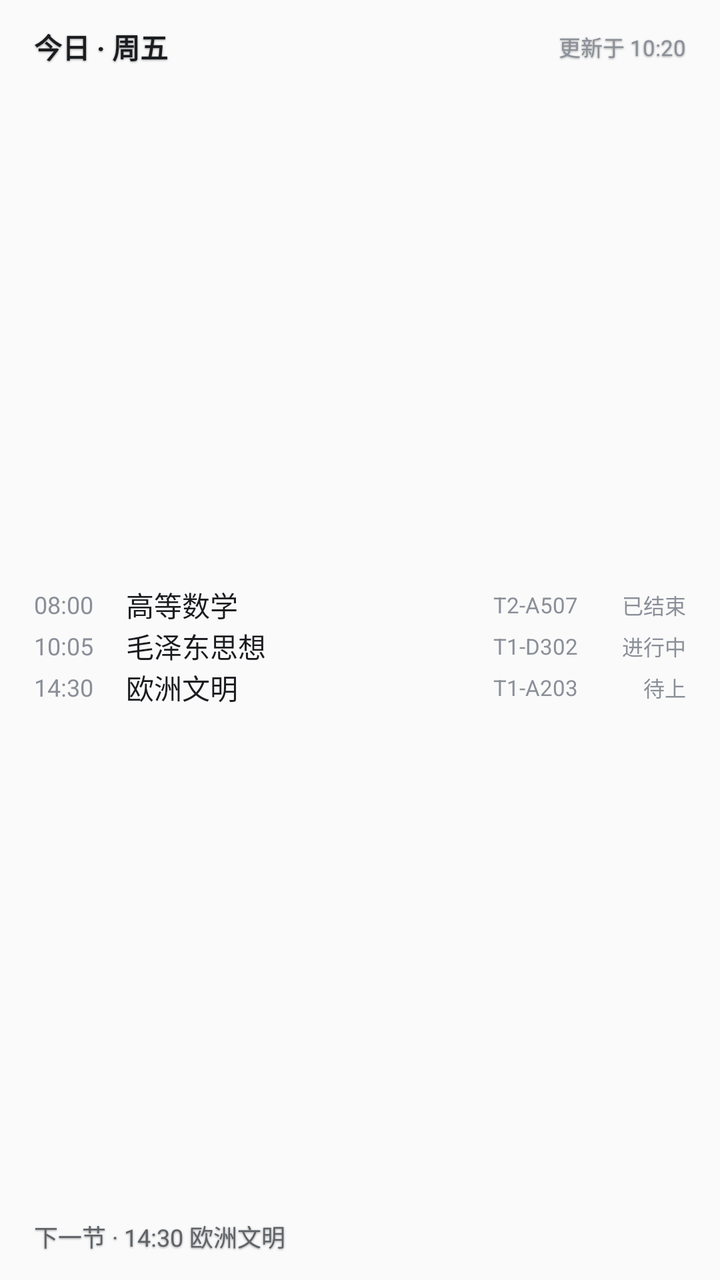
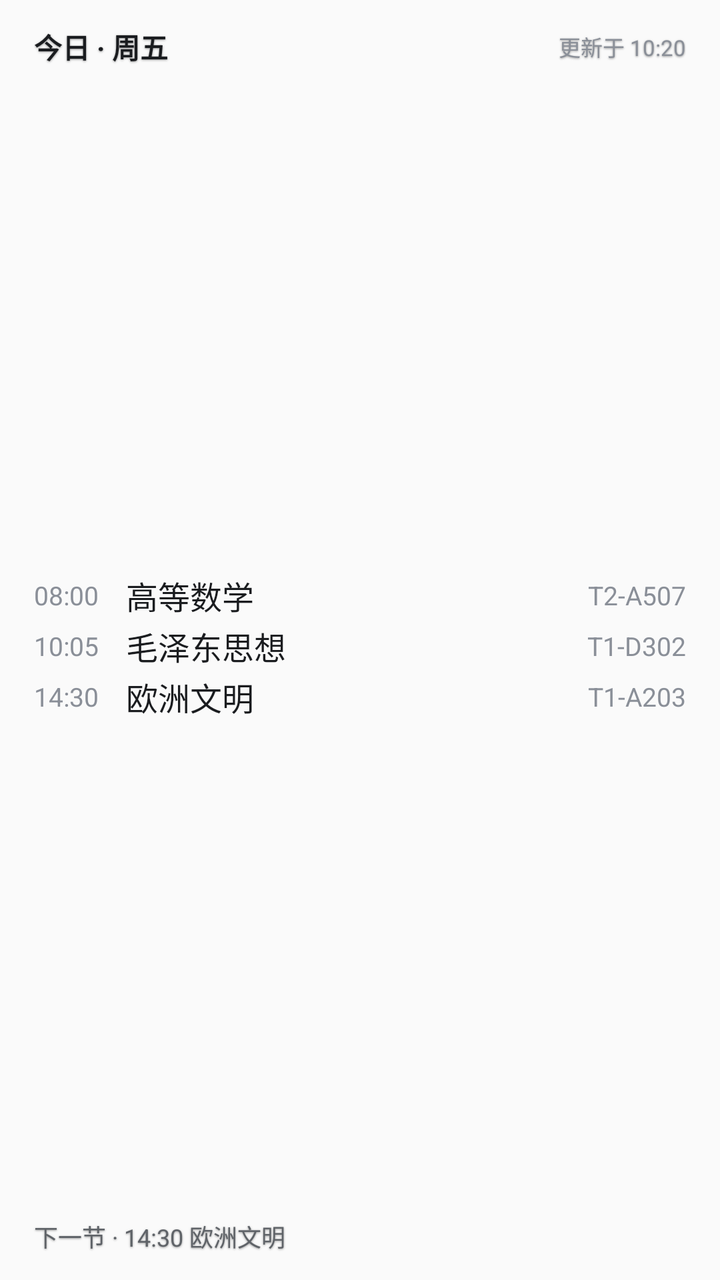

An Android layout rendered at two revisions. The XML below is the earlier revision; the diff shows what the commit changed to produce the second picture.
<!-- AndroidManifest.xml: application theme AppTheme -->
<!-- res/layout/widget_today_preview.xml -->
<?xml version="1.0" encoding="utf-8"?>
<LinearLayout xmlns:android="http://schemas.android.com/apk/res/android"
    android:layout_width="match_parent"
    android:layout_height="match_parent"
    android:orientation="vertical"
    android:padding="10dp">

    <LinearLayout
        android:layout_width="match_parent"
        android:layout_height="wrap_content"
        android:orientation="horizontal"
        android:gravity="center_vertical"
        android:paddingStart="7dp"
        android:paddingTop="3dp"
        android:paddingEnd="7dp"
        android:paddingBottom="3dp">

        <TextView
            android:shadowColor="#66000000"
            android:shadowDx="0"
            android:shadowDy="1"
            android:shadowRadius="2"
            android:layout_width="0dp"
            android:layout_height="wrap_content"
            android:layout_weight="1"
            android:maxLines="1"
            android:text="今日 · 周五"
            android:textColor="#1A1C1F"
            android:textSize="14sp"
            android:textStyle="bold" />

        <TextView
            android:shadowColor="#66000000"
            android:shadowDx="0"
            android:shadowDy="1"
            android:shadowRadius="2"
            android:layout_width="wrap_content"
            android:layout_height="wrap_content"
            android:maxLines="1"
            android:text="更新于 10:20"
            android:textColor="#8A8F98"
            android:textSize="11sp" />
    </LinearLayout>

    <LinearLayout
        android:layout_width="match_parent"
        android:layout_height="0dp"
        android:layout_weight="1"
        android:layout_marginTop="3dp"
        android:gravity="center_vertical"
        android:orientation="vertical"
        android:paddingStart="7dp"
        android:paddingEnd="7dp">

        <LinearLayout
            android:layout_width="match_parent"
            android:layout_height="wrap_content"
            android:orientation="horizontal"
            android:gravity="center_vertical">

            <TextView
                android:layout_width="46dp"
                android:layout_height="wrap_content"
                android:maxLines="1"
                android:text="08:00"
                android:textColor="#8A8F98"
                android:textSize="12sp" />

            <TextView
                android:layout_width="0dp"
                android:layout_height="wrap_content"
                android:layout_weight="1"
                android:ellipsize="end"
                android:maxLines="1"
                android:text="高等数学"
                android:textColor="#1A1C1F"
                android:textSize="14sp" />

            <TextView
                android:layout_width="wrap_content"
                android:layout_height="wrap_content"
                android:layout_marginStart="4dp"
                android:layout_marginEnd="6dp"
                android:maxLines="1"
                android:text="T2-A507"
                android:textColor="#8A8F98"
                android:textSize="11sp" />

            <TextView
                android:layout_width="48dp"
                android:layout_height="wrap_content"
                android:gravity="end"
                android:maxLines="1"
                android:text="已结束"
                android:textColor="#8A8F98"
                android:textSize="10.5sp" />
        </LinearLayout>

        <LinearLayout
            android:layout_width="match_parent"
            android:layout_height="wrap_content"
            android:orientation="horizontal"
            android:gravity="center_vertical">

            <TextView
                android:layout_width="46dp"
                android:layout_height="wrap_content"
                android:maxLines="1"
                android:text="10:05"
                android:textColor="#8A8F98"
                android:textSize="12sp" />

            <TextView
                android:layout_width="0dp"
                android:layout_height="wrap_content"
                android:layout_weight="1"
                android:ellipsize="end"
                android:maxLines="1"
                android:text="毛泽东思想"
                android:textColor="#1A1C1F"
                android:textSize="14sp" />

            <TextView
                android:layout_width="wrap_content"
                android:layout_height="wrap_content"
                android:layout_marginStart="4dp"
                android:layout_marginEnd="6dp"
                android:maxLines="1"
                android:text="T1-D302"
                android:textColor="#8A8F98"
                android:textSize="11sp" />

            <TextView
                android:layout_width="48dp"
                android:layout_height="wrap_content"
                android:gravity="end"
                android:maxLines="1"
                android:text="进行中"
                android:textColor="#8A8F98"
                android:textSize="10.5sp" />
        </LinearLayout>

        <LinearLayout
            android:layout_width="match_parent"
            android:layout_height="wrap_content"
            android:orientation="horizontal"
            android:gravity="center_vertical">

            <TextView
                android:layout_width="46dp"
                android:layout_height="wrap_content"
                android:maxLines="1"
                android:text="14:30"
                android:textColor="#8A8F98"
                android:textSize="12sp" />

            <TextView
                android:layout_width="0dp"
                android:layout_height="wrap_content"
                android:layout_weight="1"
                android:ellipsize="end"
                android:maxLines="1"
                android:text="欧洲文明"
                android:textColor="#1A1C1F"
                android:textSize="14sp" />

            <TextView
                android:layout_width="wrap_content"
                android:layout_height="wrap_content"
                android:layout_marginStart="4dp"
                android:layout_marginEnd="6dp"
                android:maxLines="1"
                android:text="T1-A203"
                android:textColor="#8A8F98"
                android:textSize="11sp" />

            <TextView
                android:layout_width="48dp"
                android:layout_height="wrap_content"
                android:gravity="end"
                android:maxLines="1"
                android:text="待上"
                android:textColor="#8A8F98"
                android:textSize="10.5sp" />
        </LinearLayout>
    </LinearLayout>

    <TextView
        android:shadowColor="#66000000"
        android:shadowDx="0"
        android:shadowDy="1"
        android:shadowRadius="2"
        android:layout_width="match_parent"
        android:layout_height="wrap_content"
        android:ellipsize="end"
        android:maxLines="1"
        android:paddingStart="7dp"
        android:paddingTop="3dp"
        android:paddingEnd="7dp"
        android:paddingBottom="3dp"
        android:text="下一节 · 14:30 欧洲文明"
        android:textColor="#5F6368"
        android:textSize="12sp" />
</LinearLayout>
<!-- resources referenced by this layout -->
<resources>
  <style name="AppTheme" parent="Theme.AppCompat.Light.DarkActionBar">
          
          <item name="colorPrimary">@color/colorPrimary</item>
          <item name="colorPrimaryDark">@color/colorPrimaryDark</item>
          <item name="colorAccent">@color/colorAccent</item>
      </style>
</resources>

<!-- the commit's change to res/layout/widget_today_preview.xml (unified diff, before → after) -->
@@ -64,7 +64,7 @@
                 android:maxLines="1"
                 android:text="08:00"
                 android:textColor="#8A8F98"
-                android:textSize="12sp" />
+                android:textSize="13sp" />
 
             <TextView
                 android:layout_width="0dp"
@@ -74,31 +74,24 @@
                 android:maxLines="1"
                 android:text="高等数学"
                 android:textColor="#1A1C1F"
-                android:textSize="14sp" />
+                android:textSize="16sp" />
 
             <TextView
                 android:layout_width="wrap_content"
                 android:layout_height="wrap_content"
-                android:layout_marginStart="4dp"
-                android:layout_marginEnd="6dp"
+                android:layout_marginStart="6dp"
+                android:ellipsize="end"
                 android:maxLines="1"
+                android:maxWidth="100dp"
                 android:text="T2-A507"
                 android:textColor="#8A8F98"
-                android:textSize="11sp" />
-
-            <TextView
-                android:layout_width="48dp"
-                android:layout_height="wrap_content"
-                android:gravity="end"
-                android:maxLines="1"
-                android:text="已结束"
-                android:textColor="#8A8F98"
-                android:textSize="10.5sp" />
+                android:textSize="13sp" />
         </LinearLayout>
 
         <LinearLayout
             android:layout_width="match_parent"
             android:layout_height="wrap_content"
+            android:layout_marginTop="2dp"
             android:orientation="horizontal"
             android:gravity="center_vertical">
 
@@ -108,7 +101,7 @@
                 android:maxLines="1"
                 android:text="10:05"
                 android:textColor="#8A8F98"
-                android:textSize="12sp" />
+                android:textSize="13sp" />
 
             <TextView
                 android:layout_width="0dp"
@@ -118,31 +111,24 @@
                 android:maxLines="1"
                 android:text="毛泽东思想"
                 android:textColor="#1A1C1F"
-                android:textSize="14sp" />
+                android:textSize="16sp" />
 
             <TextView
                 android:layout_width="wrap_content"
                 android:layout_height="wrap_content"
-                android:layout_marginStart="4dp"
-                android:layout_marginEnd="6dp"
+                android:layout_marginStart="6dp"
+                android:ellipsize="end"
                 android:maxLines="1"
+                android:maxWidth="100dp"
                 android:text="T1-D302"
                 android:textColor="#8A8F98"
-                android:textSize="11sp" />
-
-            <TextView
-                android:layout_width="48dp"
-                android:layout_height="wrap_content"
-                android:gravity="end"
-                android:maxLines="1"
-                android:text="进行中"
-                android:textColor="#8A8F98"
-                android:textSize="10.5sp" />
+                android:textSize="13sp" />
         </LinearLayout>
 
         <LinearLayout
             android:layout_width="match_parent"
             android:layout_height="wrap_content"
+            android:layout_marginTop="2dp"
             android:orientation="horizontal"
             android:gravity="center_vertical">
 
@@ -152,7 +138,7 @@
                 android:maxLines="1"
                 android:text="14:30"
                 android:textColor="#8A8F98"
-                android:textSize="12sp" />
+                android:textSize="13sp" />
 
             <TextView
                 android:layout_width="0dp"
@@ -162,26 +148,18 @@
                 android:maxLines="1"
                 android:text="欧洲文明"
                 android:textColor="#1A1C1F"
-                android:textSize="14sp" />
+                android:textSize="16sp" />
 
             <TextView
                 android:layout_width="wrap_content"
                 android:layout_height="wrap_content"
-                android:layout_marginStart="4dp"
-                android:layout_marginEnd="6dp"
+                android:layout_marginStart="6dp"
+                android:ellipsize="end"
                 android:maxLines="1"
+                android:maxWidth="100dp"
                 android:text="T1-A203"
                 android:textColor="#8A8F98"
-                android:textSize="11sp" />
-
-            <TextView
-                android:layout_width="48dp"
-                android:layout_height="wrap_content"
-                android:gravity="end"
-                android:maxLines="1"
-                android:text="待上"
-                android:textColor="#8A8F98"
-                android:textSize="10.5sp" />
+                android:textSize="13sp" />
         </LinearLayout>
     </LinearLayout>
 
